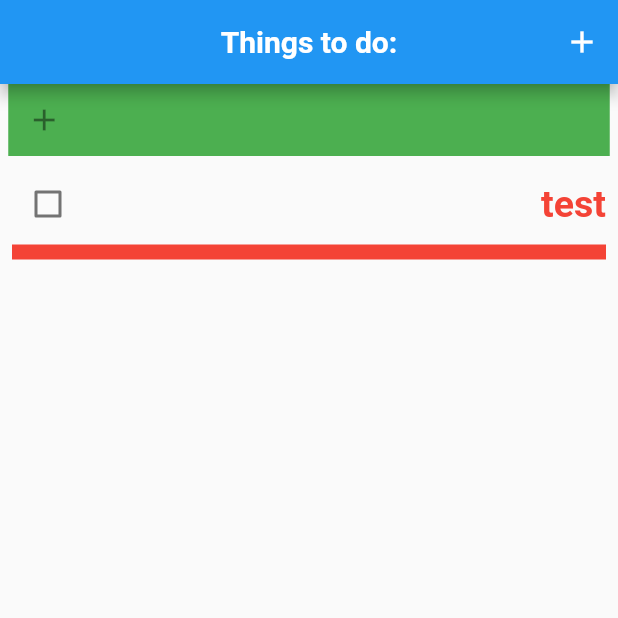
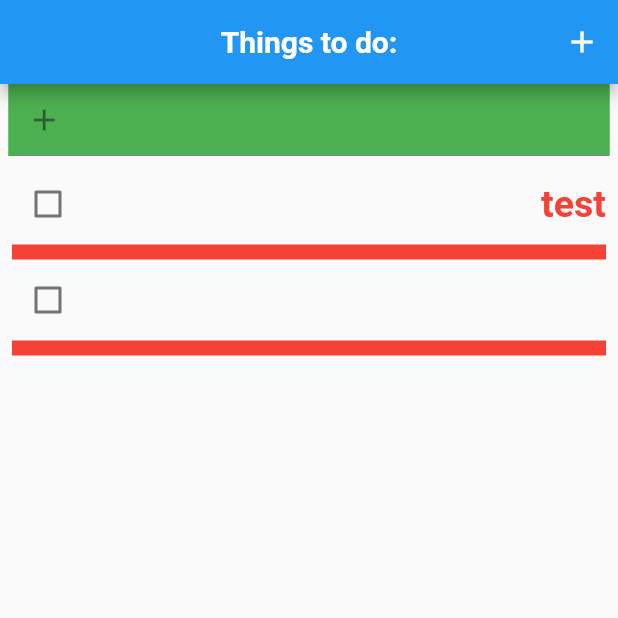
Before and after one commit to MarasDriver/todo, a Flutter app: the screen it shows after launch, after a tap on the "add" icon, on a phone screen of 412 x 824 dp, the top half of it. Run offline on Flutter 3.47's test engine with Material 2 defaults, Android fonts, the phone set to English and light mode, and no system bars.

```diff
--- a/lib/screens/home.dart
+++ b/lib/screens/home.dart
@@ -80,8 +80,11 @@ class _HomePageState extends State<HomePage> {
   IconButton my_add_button() {
     return IconButton(
       onPressed: () {
+        Map newmap = {};
+        newmap["Czekboks"] = false;
+        newmap["Tekts"] = controller.text;
         setState(() {
-          // my_tasks.add(controller.text);
+          my_tasks.add(newmap);
           controller.clear();
         });
       },
@@ -90,7 +93,6 @@ class _HomePageState extends State<HomePage> {
   }
 
   Widget mytask(int index) {
-    bool ischecked = false;
     return Dismissible(
       key: UniqueKey(),
       // onDismissed: () {},
@@ -99,7 +101,14 @@ class _HomePageState extends State<HomePage> {
           Row(
             mainAxisAlignment: MainAxisAlignment.spaceBetween,
             children: [
-              Checkbox(value: ischecked, onChanged: (ischecked) {}),
+              Checkbox(
+                  value: my_tasks[index].values.elementAt(0),
+                  onChanged: (ischecked) {
+                    setState(() {
+                      bool boli = my_tasks[index].values.elementAt(0);
+                      my_tasks[index]["Czekboks"] = !boli;
+                    });
+                  }),
               MyTextWidget(
                 text: my_tasks[index].values.elementAt(1).toString(),
                 color: Colors.red,
```
